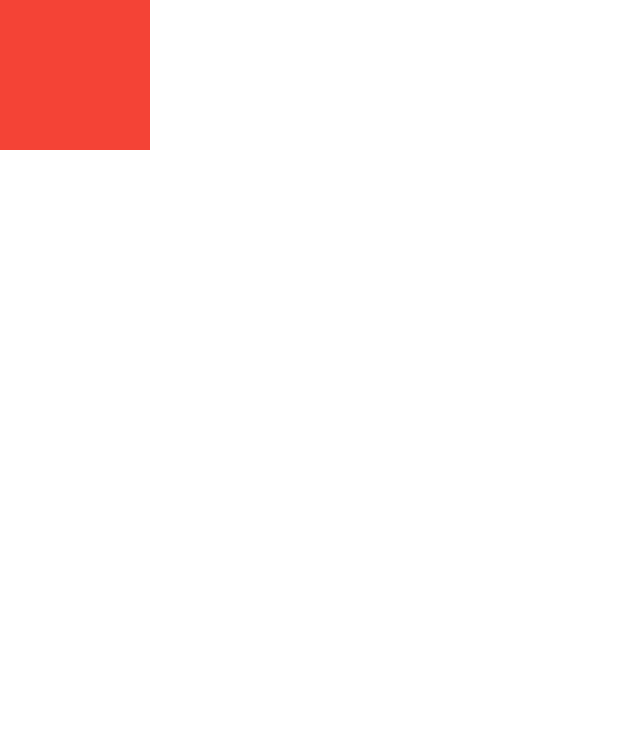
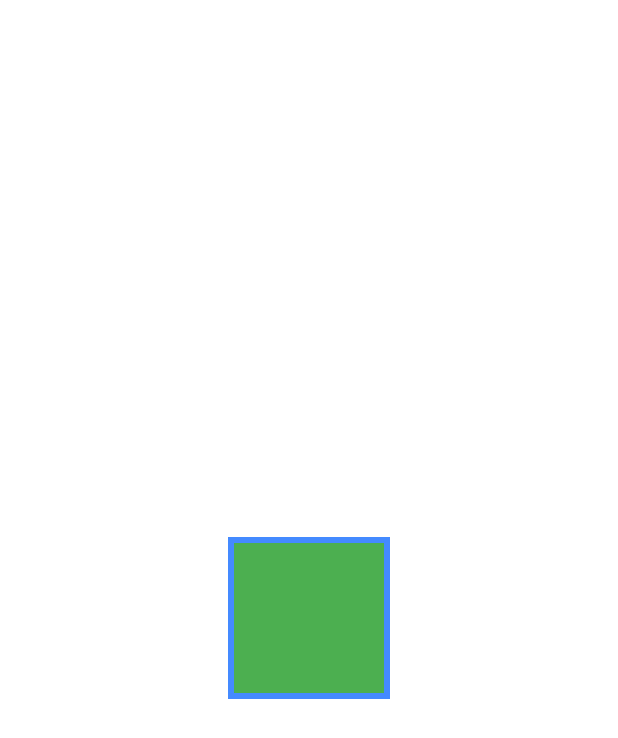
Before and after one commit to radenadhyaksa/Layout-Constraints, a Flutter app: the screen it shows after launch, on a phone screen of 412 x 824 dp. Shown: the top 738 px of the screen. Run offline on Flutter 3.47's test engine with Material 2 defaults, Android fonts, the light colour scheme and no system bars.

Commit message:
update commit layout contraints

```diff
--- a/lib/main.dart
+++ b/lib/main.dart
@@ -7,12 +7,15 @@ void main() {
 class MyApp extends StatelessWidget {
   @override
   Widget build(BuildContext context) {
-    return Align(
-      alignment: Alignment(-1, -1),
+    return Center(
       child: Container(
-        color: Colors.red,
-        width: 100,
-        height: 100,
+        color: Colors.blueAccent,
+        padding: const EdgeInsets.all(4.0),
+        child: Container(
+          color: Colors.green,
+          width: 100,
+          height: 100,
+        ),
       ),
     );
   }
```
